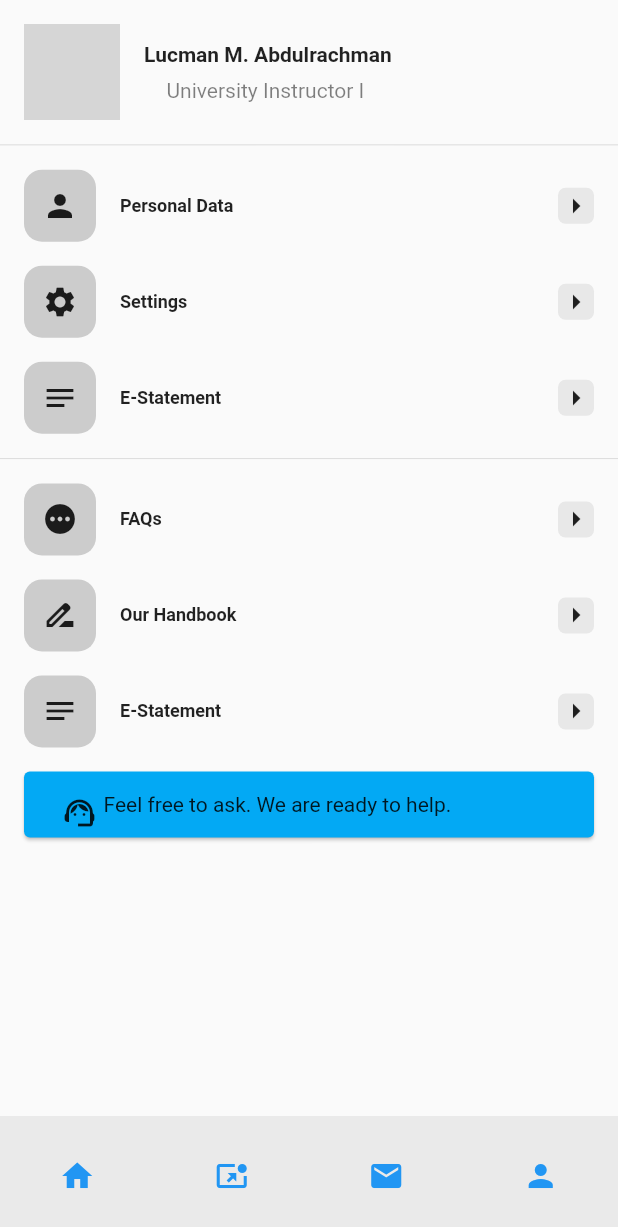
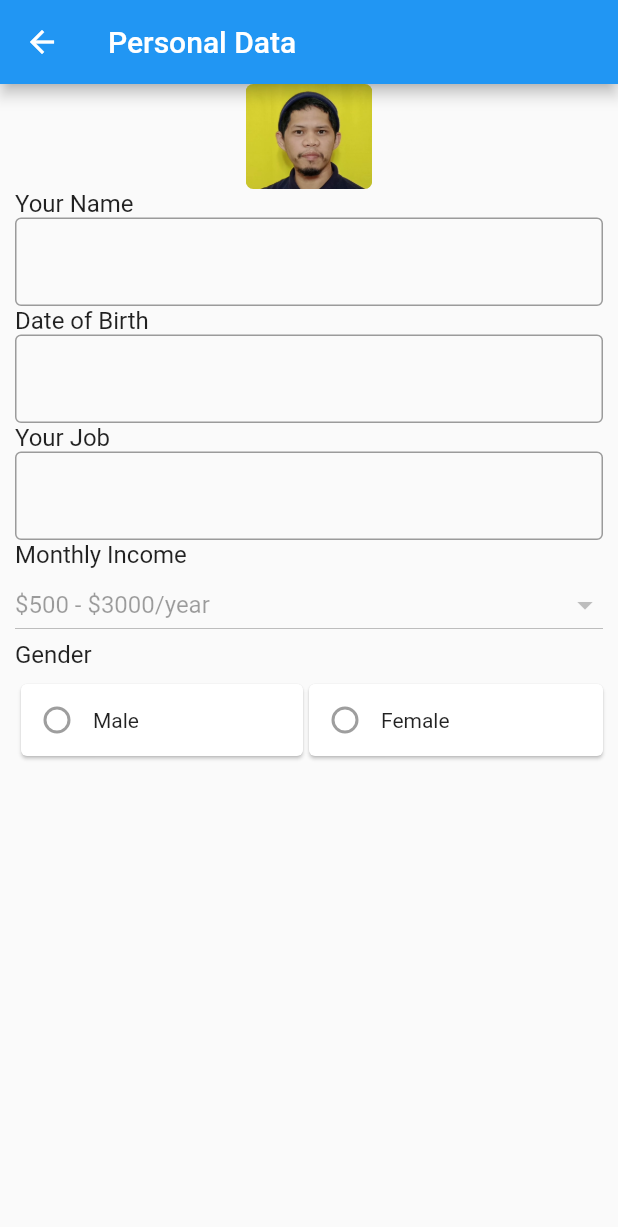
Before and after one commit to fencim/simple_stock_ui, a Flutter app: the screen it shows after launch, after a tap on the "person" icon, on a phone screen of 412 x 824 dp. Shown: the top 1227 px of the screen. Run offline on Flutter 3.47's test engine with Material 2 defaults, Android fonts, the phone set to English and light mode, and no system bars; grey boxes are pictures that could not be loaded.

Commit message:
activity 3

```diff
--- /dev/null
+++ b/lib/community.dart
@@ -0,0 +1,54 @@
+import 'package:flutter/material.dart';
+
+class Community extends StatelessWidget {
+  const Community({super.key});
+  @override
+  Widget build(BuildContext context) {
+    return Scaffold(
+        appBar: AppBar(title: const Text('Community')),
+        body: Column(
+          children: [
+            Container(
+              margin: const EdgeInsets.only(left: 20, right: 20, top: 20),
+              child: Column(
+                children: [
+                  TextField(
+                    decoration: InputDecoration(
+                        fillColor: Colors.blueGrey,
+                        border: OutlineInputBorder(
+                            borderRadius: BorderRadius.circular(16),
+                            borderSide: const BorderSide(color: Colors.grey))),
+                  ),
+                ],
+              ),
+            ),
+            Row(
+              children: [
+                Expanded(
+                    child: Card(
+                  margin: const EdgeInsets.only(left: 20, right: 20, top: 10),
+                  child: Container(
+                    margin: const EdgeInsets.only(left: 20, right: 20, top: 10, bottom: 10),
+                    child: Column(
+                      mainAxisAlignment: MainAxisAlignment.spaceBetween,
+                      children: [
+                        const Text(
+
+                          "How to invest?",
+                          style: TextStyle(
+                              fontWeight: FontWeight.bold, fontSize: 19),
+                        ),
+                        const Text(
+                          "Lemme tellrelly",
+
+                        )
+                      ],
+                    ),
+                  ),
+                ))
+              ],
+            )
+          ],
+        ));
+  }
+}
--- a/lib/main.dart
+++ b/lib/main.dart
@@ -1,5 +1,6 @@
 import 'package:flutter/material.dart';
-import 'home_menu.dart';
+import 'update_profile.dart';
+import 'community.dart';
 
 void main() {
   runApp(const MyApp());
@@ -16,7 +17,13 @@ class MyApp extends StatelessWidget {
       theme: ThemeData(
         primarySwatch: Colors.blue,
       ),
-      home: const HomePage(title: 'Flutter Demo Home Page'),
+      //home: const HomePage(title: 'Flutter Demo'),
+      initialRoute: '/',
+      routes: {
+        '/': (context) => const HomePage(title: 'Flutter Demo Home Page'),
+        '/profile': (context) => const UpdateProfile(),
+        '/community': (context) => const Community()
+      },
     );
   }
 }
@@ -31,29 +38,6 @@ class HomePage extends StatefulWidget {
 }
 
 class _HomePageState extends State<HomePage> {
-  //preloading icons
-  // Map<String, IconData> iconMap = {
-  //   'person': const (Icons.person),
-  //   'settings': const (Icons.settings),
-  //   'notes_sharp': const (Icons.receipt_long_sharp),
-  //   'favorite': const (Icons.favorite),
-  //   'pending': const (Icons.pending),
-  //   'drive_file_rename_outline_rounded':
-  //       const (Icons.drive_file_rename_outline_rounded),
-  //   'groups': const (Icons.groups)
-  // };
-  // List<HomeMenu> profileMenu = [
-  //   HomeMenu(name: 'Personal Data', icon: 'person'),
-  //   HomeMenu(name: 'Settings', icon: 'settings'),
-  //   HomeMenu(name: 'E-Statement', icon: 'notes_sharp'),
-  //   HomeMenu(name: 'Referal Code', icon: 'favorite')
-  // ];
-
-  // List<HomeMenu> appMenu = [
-  //   HomeMenu(name: 'FAQs', icon: 'pending'),
-  //   HomeMenu(name: 'Our Handbook', icon: 'drive_file_rename_outline_rounded'),
-  //   HomeMenu(name: 'Community', icon: 'groups')
-  // ];
 
   @override
   Widget build(BuildContext context) {
@@ -78,8 +62,8 @@ class _HomePageState extends State<HomePage> {
                 width: 64,
                 child: ClipRRect(
                   borderRadius: BorderRadius.circular(20),
-                  child: Image.network(
-                      'https://media-exp1.licdn.com/dms/image/C5603AQH0N150mG0GIg/profile-displayphoto-shrink_200_200/0/1617267809315?e=2147483647&v=beta&t=u-1yUx5xYTkSEisAt7XT1LuKwzJ0F4iNZEtT3fZaQos'),
+                  child: Image.asset(
+                      'assets/images/profile.png'),
                 ),
               ),
               Column(
@@ -179,10 +163,16 @@ class _HomePageState extends State<HomePage> {
         ],
       )),
       bottomNavigationBar: NavigationBar(destinations: [
-        TextButton(onPressed: () => {}, child: const Icon(Icons.home)),
-        TextButton(onPressed: () => {}, child: const Icon(Icons.pin_invoke)),
+        TextButton(onPressed: () => {
+          Navigator.pushNamed(context, '/')
+        }, child: const Icon(Icons.home)),
+        TextButton(onPressed: () => {
+          Navigator.pushNamed(context, '/community')
+        }, child: const Icon(Icons.pin_invoke)),
         TextButton(onPressed: () => {}, child: const Icon(Icons.mail)),
-        TextButton(onPressed: () => {}, child: const Icon(Icons.person))
+        TextButton(onPressed: () => {
+          Navigator.pushNamed(context, '/profile')
+        }, child: const Icon(Icons.person))
       ]),
     );
   }
--- /dev/null
+++ b/lib/update_profile.dart
@@ -0,0 +1,118 @@
+import 'package:flutter/material.dart';
+
+class UpdateProfile extends StatelessWidget {
+  const UpdateProfile({super.key});
+  @override
+  Widget build(BuildContext context) {
+    return Scaffold(
+      appBar: AppBar(title: const Text('Personal Data')),
+        body: Column(
+      children: [
+        Container(
+          height: 70,
+          alignment: Alignment.topCenter,
+          child: ClipRRect(
+            borderRadius: BorderRadius.circular(5),
+            child: Image.asset('assets/images/profile.png'),
+          ),
+        ),
+        Container(
+          margin: const EdgeInsets.only(left: 10, right: 10),
+          child: Column(
+            children: [
+              Container(
+                alignment: Alignment.topLeft,
+                child: const Text(
+                  'Your Name',
+                  style: TextStyle(fontSize: 16),
+                  textWidthBasis: TextWidthBasis.longestLine,
+                ),
+              ),
+              const TextField(
+                decoration: InputDecoration(
+                    fillColor: Colors.blueGrey,
+                    border: OutlineInputBorder(
+                        borderSide: BorderSide(color: Colors.grey))),
+              ),
+              Container(
+                alignment: Alignment.topLeft,
+                child: const Text(
+                  'Date of Birth',
+                  style: TextStyle(fontSize: 16),
+                  textWidthBasis: TextWidthBasis.longestLine,
+                ),
+              ),
+              const TextField(
+                decoration: InputDecoration(
+                    fillColor: Colors.blueGrey,
+                    border: OutlineInputBorder(
+                        borderSide: BorderSide(color: Colors.grey))),
+              ),
+              Container(
+                alignment: Alignment.topLeft,
+                child: const Text(
+                  'Your Job',
+                  style: TextStyle(fontSize: 16),
+                  textWidthBasis: TextWidthBasis.longestLine,
+                ),
+              ),
+              const TextField(
+                decoration: InputDecoration(
+                    fillColor: Colors.blueGrey,
+                    border: OutlineInputBorder(
+                        borderSide: BorderSide(color: Colors.grey))),
+              ),
+              Container(
+                alignment: Alignment.topLeft,
+                child: const Text(
+                  'Monthly Income',
+                  style: TextStyle(fontSize: 16),
+                  textWidthBasis: TextWidthBasis.longestLine,
+                ),
+              ),
+              DropdownButton(
+                isExpanded: true,
+                value: "\$500 - \$3000/year",
+                items: const [
+                DropdownMenuItem(value: "\$500 - \$3000/year", child: Text("\$500 - \$3000/year")),
+                DropdownMenuItem(value: "\$3000 - \$4000/year", child: Text("\$3000 - \$4000/year")),
+              ], onChanged:null),
+              Container(
+                alignment: Alignment.topLeft,
+                child: const Text(
+                  'Gender',
+                  style: TextStyle(fontSize: 16),
+                  textWidthBasis: TextWidthBasis.longestLine,
+                ),
+              ),
+              Row(
+                mainAxisAlignment: MainAxisAlignment.spaceEvenly,
+                children: [
+                  Expanded(child: Card(
+                    child: Row(
+                      children: [
+                        Radio(  value: true, groupValue: 'Gender', onChanged: null),
+                        Text('Male')
+                      ],
+                    ),
+                  )),
+                  Expanded(child: Card(
+                    margin: const EdgeInsets.only(top: 10, bottom: 10),
+                    child: Row(
+                      children: [
+                        Radio(  value: false, groupValue: 'Gender', onChanged: null),
+                        Text('Female')
+                      ],
+                    ),
+                  ))
+
+
+                ],
+              )
+            ],
+          ),
+        )
+      ],
+    ));
+  }
+}
--- a/pubspec.yaml
+++ b/pubspec.yaml
@@ -58,8 +58,8 @@ flutter:
   uses-material-design: true
 
   # To add assets to your application, add an assets section, like this:
-  # assets:
-  #   - images/a_dot_burr.jpeg
+  assets:
+    - assets/images/profile.png
   #   - images/a_dot_ham.jpeg
 
   # An image asset can refer to one or more resolution-specific "variants", see
```
Also changed, not shown: assets/images/profile.png (added).
